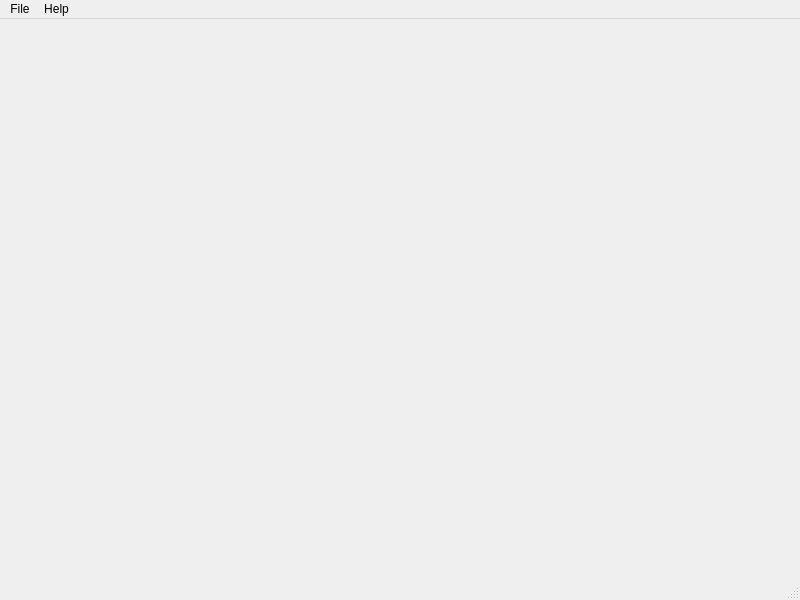
This is homework-1/gui/MainWindow.ui in atom20000/Qt-Homework as Qt 5 draws it before an edit. The edited form follows.
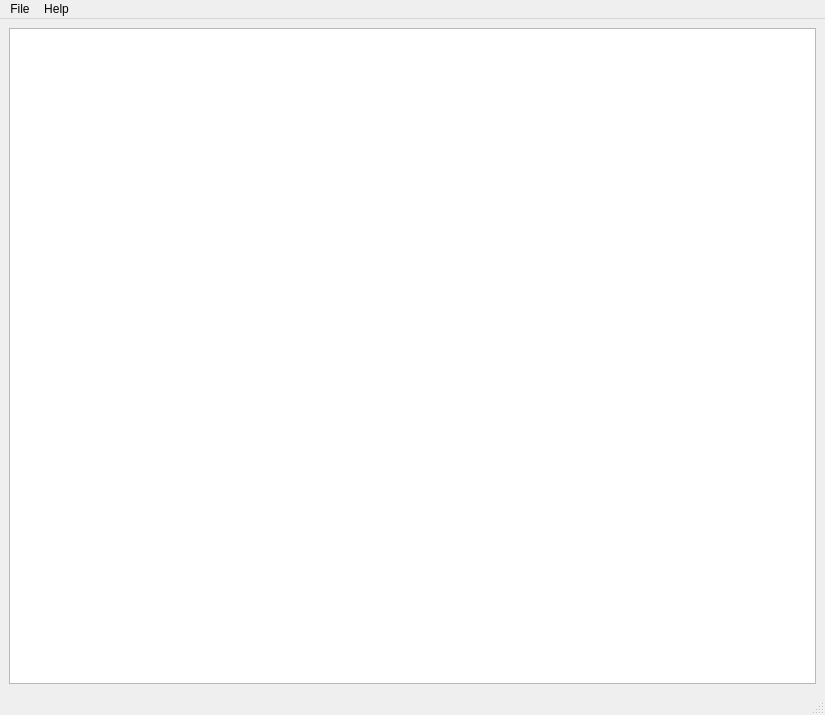
This is the edited form.

Commit message: Convert first version main window

The edit to the form file:
```diff
--- a/homework-1/gui/MainWindow.ui
+++ b/homework-1/gui/MainWindow.ui
@@ -6,8 +6,8 @@
    <rect>
     <x>0</x>
     <y>0</y>
-    <width>800</width>
-    <height>600</height>
+    <width>825</width>
+    <height>715</height>
    </rect>
   </property>
   <property name="windowTitle">
@@ -16,7 +16,7 @@
   <widget class="QWidget" name="centralwidget">
    <layout class="QGridLayout" name="gridLayout">
     <item row="0" column="0">
-     <layout class="QHBoxLayout" name="MainLayout"/>
+     <widget class="QTableView" name="tableView"/>
     </item>
    </layout>
   </widget>
@@ -25,11 +25,11 @@
     <rect>
      <x>0</x>
      <y>0</y>
-     <width>800</width>
+     <width>825</width>
      <height>20</height>
     </rect>
    </property>
-   <widget class="QMenu" name="menufile">
+   <widget class="QMenu" name="menuFile">
     <property name="title">
      <string>File</string>
     </property>
@@ -44,7 +44,7 @@
     </property>
     <addaction name="actionAbout_program"/>
    </widget>
-   <addaction name="menufile"/>
+   <addaction name="menuFile"/>
    <addaction name="menuHelp"/>
   </widget>
   <widget class="QStatusBar" name="statusbar"/>
```
The commit also changes 1 other file.
